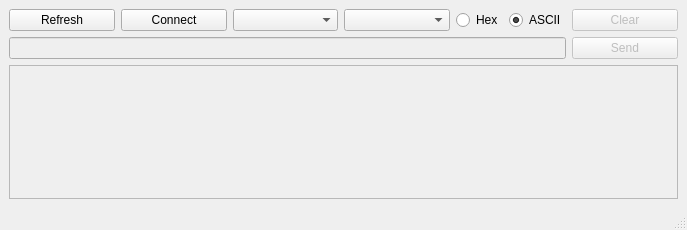
IamMosiow/qt-serial-communication, file mainwindow.ui: the form before one commit.
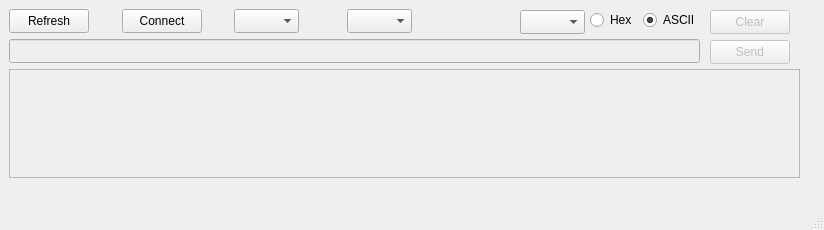
The form after the commit.

Commit message: added option to chose one-bit or two-bit for stop bit

Patch:
```diff
--- a/mainwindow.ui
+++ b/mainwindow.ui
@@ -6,7 +6,7 @@
    <rect>
     <x>0</x>
     <y>0</y>
-    <width>687</width>
+    <width>824</width>
     <height>230</height>
    </rect>
   </property>
@@ -14,92 +14,158 @@
    <string>MainWindow</string>
   </property>
   <widget class="QWidget" name="centralwidget">
-   <layout class="QGridLayout" name="gridLayout">
-    <item row="0" column="0">
      <widget class="QPushButton" name="pbRefresh">
+    <property name="geometry">
+     <rect>
+      <x>9</x>
+      <y>9</y>
+      <width>80</width>
+      <height>24</height>
+     </rect>
+    </property>
       <property name="text">
        <string>Refresh</string>
       </property>
      </widget>
-    </item>
-    <item row="0" column="1">
      <widget class="QPushButton" name="pbConnect">
+    <property name="geometry">
+     <rect>
+      <x>122</x>
+      <y>9</y>
+      <width>80</width>
+      <height>24</height>
+     </rect>
+    </property>
       <property name="text">
        <string>Connect</string>
       </property>
      </widget>
-    </item>
-    <item row="0" column="2">
-     <widget class="QComboBox" name="cbComPort"/>
-    </item>
-    <item row="0" column="3">
-     <widget class="QComboBox" name="cbBaudRate"/>
-    </item>
-    <item row="0" column="4">
-     <layout class="QHBoxLayout" name="horizontalLayout">
-      <item>
-       <widget class="QRadioButton" name="rbHex">
-        <property name="text">
-         <string>Hex</string>
-        </property>
-        <property name="checked">
-         <bool>false</bool>
-        </property>
-        <attribute name="buttonGroup">
-         <string notr="true">buttonGroup</string>
-        </attribute>
-       </widget>
-      </item>
-      <item>
-       <widget class="QRadioButton" name="rbASCII">
-        <property name="text">
-         <string>ASCII</string>
-        </property>
-        <property name="checked">
-         <bool>true</bool>
-        </property>
-        <attribute name="buttonGroup">
-         <string notr="true">buttonGroup</string>
-        </attribute>
-       </widget>
-      </item>
-     </layout>
-    </item>
-    <item row="0" column="5">
+   <widget class="QComboBox" name="cbComPort">
+    <property name="geometry">
+     <rect>
+      <x>234</x>
+      <y>9</y>
+      <width>65</width>
+      <height>24</height>
+     </rect>
+    </property>
+   </widget>
+   <widget class="QComboBox" name="cbBaudRate">
+    <property name="geometry">
+     <rect>
+      <x>347</x>
+      <y>9</y>
+      <width>65</width>
+      <height>24</height>
+     </rect>
+    </property>
+   </widget>
      <widget class="QPushButton" name="pbClear">
       <property name="enabled">
        <bool>false</bool>
       </property>
+    <property name="geometry">
+     <rect>
+      <x>710</x>
+      <y>10</y>
+      <width>80</width>
+      <height>24</height>
+     </rect>
+    </property>
       <property name="text">
        <string>Clear</string>
       </property>
      </widget>
-    </item>
-    <item row="1" column="0" colspan="5">
      <widget class="QLineEdit" name="leInputData">
       <property name="enabled">
        <bool>false</bool>
       </property>
-     </widget>
-    </item>
-    <item row="1" column="5">
+    <property name="geometry">
+     <rect>
+      <x>9</x>
+      <y>39</y>
+      <width>691</width>
+      <height>24</height>
+     </rect>
+    </property>
+   </widget>
      <widget class="QPushButton" name="pbSend">
       <property name="enabled">
        <bool>false</bool>
       </property>
+    <property name="geometry">
+     <rect>
+      <x>710</x>
+      <y>40</y>
+      <width>80</width>
+      <height>24</height>
+     </rect>
+    </property>
       <property name="text">
        <string>Send</string>
       </property>
      </widget>
-    </item>
-    <item row="2" column="0" colspan="6">
      <widget class="QPlainTextEdit" name="pteReceivedData">
       <property name="enabled">
        <bool>false</bool>
       </property>
+    <property name="geometry">
+     <rect>
+      <x>9</x>
+      <y>69</y>
+      <width>791</width>
+      <height>109</height>
+     </rect>
+    </property>
+   </widget>
+   <widget class="QComboBox" name="cbStopBit">
+    <property name="geometry">
+     <rect>
+      <x>520</x>
+      <y>10</y>
+      <width>65</width>
+      <height>24</height>
+     </rect>
+    </property>
+   </widget>
+   <widget class="QWidget" name="">
+    <property name="geometry">
+     <rect>
+      <x>590</x>
+      <y>9</y>
+      <width>104</width>
+      <height>23</height>
+     </rect>
+    </property>
+    <layout class="QHBoxLayout" name="horizontalLayout">
+     <item>
+      <widget class="QRadioButton" name="rbHex">
+       <property name="text">
+        <string>Hex</string>
+       </property>
+       <property name="checked">
+        <bool>false</bool>
+       </property>
+       <attribute name="buttonGroup">
+        <string notr="true">buttonGroup</string>
+       </attribute>
+      </widget>
+     </item>
+     <item>
+      <widget class="QRadioButton" name="rbASCII">
+       <property name="text">
+        <string>ASCII</string>
+       </property>
+       <property name="checked">
+        <bool>true</bool>
+       </property>
+       <attribute name="buttonGroup">
+        <string notr="true">buttonGroup</string>
+       </attribute>
      </widget>
     </item>
    </layout>
+   </widget>
   </widget>
   <widget class="QMenuBar" name="menubar">
    <property name="geometry">
```
Left out of the diff: 2 changed lines with no effect on the pictures. Lines whose indentation alone changed are shown as unchanged. The commit also changes 1 other file.
